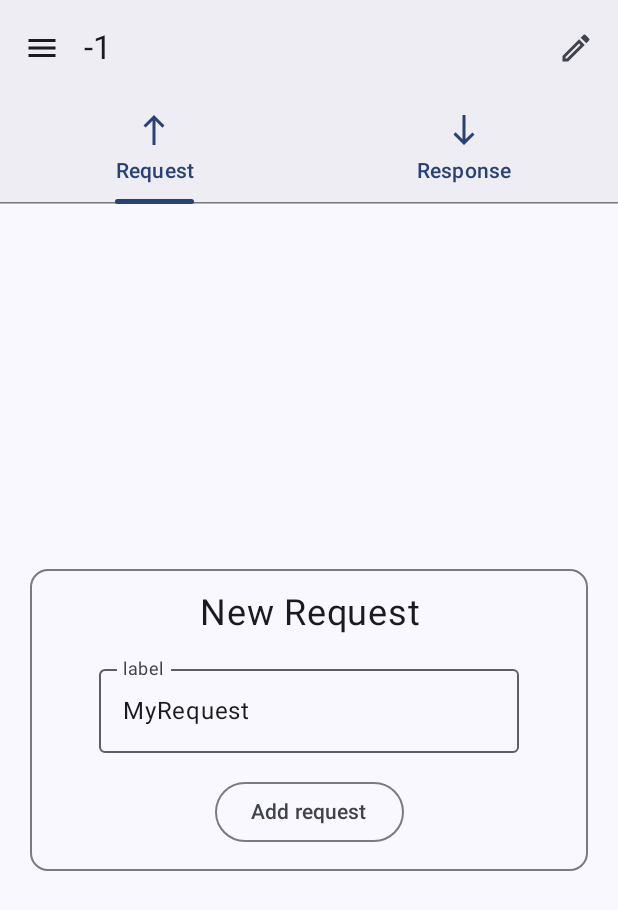
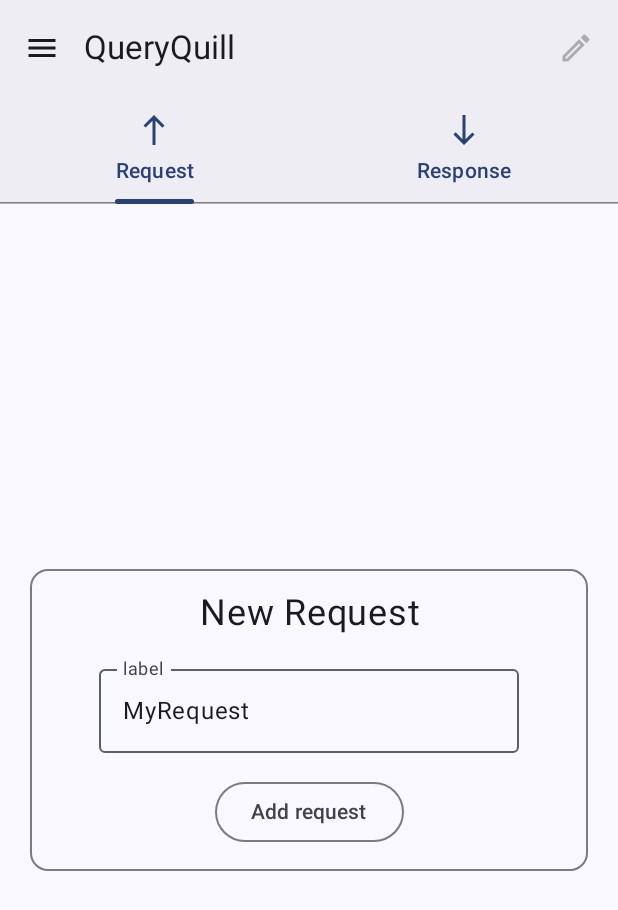
Before and after one commit to yasashny/QueryQuill, an Android app built with Jetpack Compose: the screen it shows after launch (MainActivity), after a tap on "New request", on a phone screen of 412 x 824 dp. Shown: the top 910 px of the screen. Run offline under Robolectric (Android 15) with nearby library versions, the phone set to English and light mode, and no system bars; our stand-ins replace Room's generated code, window size class; 2 other taps on this screen came first.

```diff
--- a/app/src/main/java/ru/yasdev/queryquill/activity/MainActivity.kt
+++ b/app/src/main/java/ru/yasdev/queryquill/activity/MainActivity.kt
@@ -46,7 +46,7 @@ class MainActivity : ComponentActivity() {
                     Scaffold(modifier = Modifier.nestedScroll(scrollBehavior.nestedScrollConnection),
                         topBar = {
                             MyTopAppBar(
-                                scrollBehavior = scrollBehavior, drawerState = drawerState, label = requestModel.label, updateRequest = mainActivityViewModel::updateHttpRequest
+                                scrollBehavior = scrollBehavior, drawerState = drawerState, label = requestModel.label, updateRequest = mainActivityViewModel::updateHttpRequest, requestState = requestState
                             )
                         }) {
                         Surface(
--- a/app/src/main/java/ru/yasdev/queryquill/activity/MainActivityViewModel.kt
+++ b/app/src/main/java/ru/yasdev/queryquill/activity/MainActivityViewModel.kt
@@ -42,7 +42,7 @@ class MainActivityViewModel(
     private val _requestModel = MutableStateFlow(
         RequestModel(
             -1,
-            "-1",
+            "",
             Body.Text(""),
             header = ImmutableList( emptyList()),
             query = ImmutableList(emptyList()),
@@ -74,6 +74,9 @@ class MainActivityViewModel(
     fun onEvent(requestEvent: RequestEvent) {
         when (requestEvent) {
             is RequestEvent.AddRequest -> {
+                //---
+                _requestState.value = RequestState.Loading
+                //---
                 viewModelScope.launch {
                     //_requestState.value = RequestState.Loading
                     val newRequest = addRequestUseCase.execute(requestEvent.model)
@@ -96,6 +99,9 @@ class MainActivityViewModel(
 
             is RequestEvent.SetRequest -> {
                 viewModelScope.launch {
+                    //---
+                    _requestState.value = RequestState.Loading
+                    //---
 
                     if (requestEvent.id == null) {
                         if (requestState.value == RequestState.Request) {
--- a/app/src/main/java/ru/yasdev/queryquill/components/TopAppBar.kt
+++ b/app/src/main/java/ru/yasdev/queryquill/components/TopAppBar.kt
@@ -18,6 +18,7 @@ import androidx.compose.runtime.remember
 import androidx.compose.runtime.rememberCoroutineScope
 import androidx.compose.ui.text.style.TextOverflow
 import kotlinx.coroutines.launch
+import ru.yasdev.domain.requestsDb.states.RequestState
 import ru.yasdev.queryquill.activity.UpdateHttpRequestModel
 
 @OptIn(ExperimentalMaterial3Api::class)
@@ -26,12 +27,21 @@ fun MyTopAppBar(
     scrollBehavior: TopAppBarScrollBehavior,
     drawerState: DrawerState,
     label: String,
-    updateRequest: (UpdateHttpRequestModel) -> Unit
+    updateRequest: (UpdateHttpRequestModel) -> Unit,
+    requestState: RequestState
 ) {
     TopAppBar(title = {
+        if( requestState == RequestState.Request){
             Text(
                 label, maxLines = 1, overflow = TextOverflow.Ellipsis
             )
+        }
+        else{
+            Text(
+                "QueryQuill", maxLines = 1, overflow = TextOverflow.Ellipsis
+            )
+        }
+
     }, navigationIcon = {
 
         val scope = rememberCoroutineScope()
@@ -55,6 +65,7 @@ fun MyTopAppBar(
         if (openDialog.value){
             ChangeLabelAlertDialog(openDialog, flag)
         }
+        if (requestState == RequestState.Request){
             IconButton(onClick = {
                 openDialog.value = true
             }) {
@@ -62,6 +73,18 @@ fun MyTopAppBar(
                     imageVector = Icons.Outlined.Edit, contentDescription = "Localized description"
                 )
             }
+        }
+        else{
+            IconButton(onClick = {
+                openDialog.value = true
+            },
+                enabled = false) {
+                Icon(
+                    imageVector = Icons.Outlined.Edit, contentDescription = "Localized description"
+                )
+            }
+        }
+
     }, colors = TopAppBarDefaults.topAppBarColors(
         containerColor = MaterialTheme.colorScheme.surfaceContainer
     )
```
Lines whose indentation alone changed are shown as unchanged.
